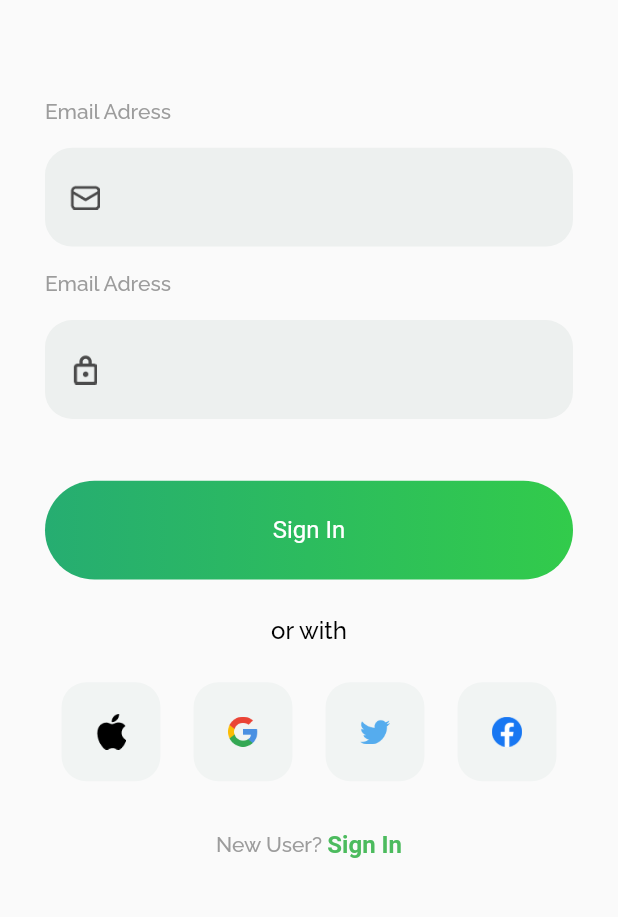
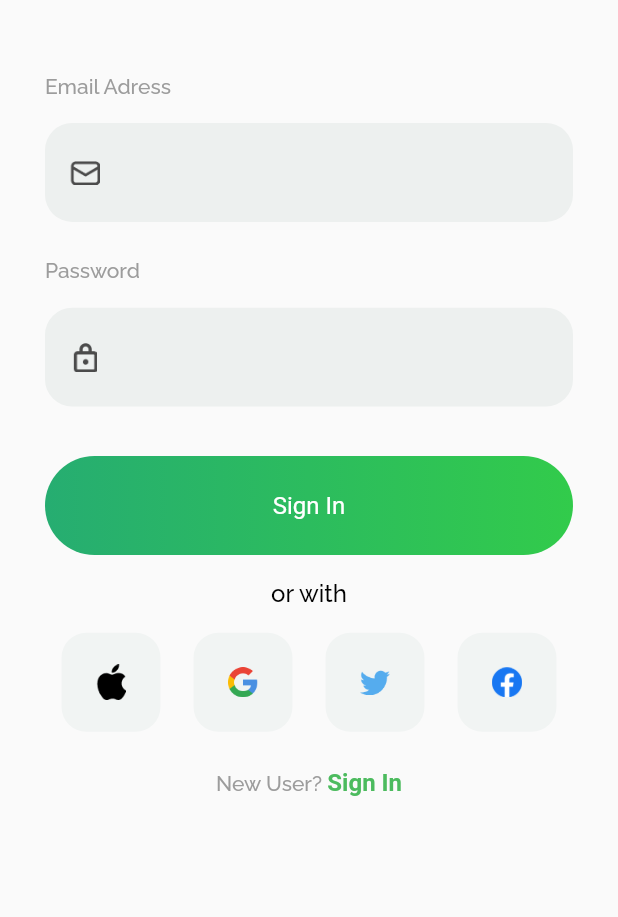
Before and after one commit to ahadjonovss/grofast, a Flutter app: the LoginPage screen opened directly, on a phone screen of 412 x 824 dp, the part 286-1203 px from its top. Run offline on Flutter 3.47's test engine with Material 2 defaults, Android fonts, the phone set to English and light mode, and no system bars; drawn by our look-alikes of keyboard_dismisser, zoom_tap_animation; our stand-ins replace cloud_firestore, email_validator, get_it, google_fonts, smooth_page_indicator; accounts and stored records are empty.

Commit message:
login page ui done

```diff
--- a/lib/main.dart
+++ b/lib/main.dart
@@ -1,10 +1,16 @@
 import 'package:flutter/material.dart';
 import 'package:grofast/utils/instances/app_instances.dart';
 import 'package:grofast/utils/routes/app_routes.dart';
+import 'package:grofast/view_models/authorization_view_model.dart';
+import 'package:provider/provider.dart';
 
 void main() {
   setUpLocators();
-  runApp(const MyApp());
+  runApp( MultiProvider(
+    providers: [
+      ChangeNotifierProvider(create: (_)=>AuthorizationViewModel())
+    ],
+      child: MyApp()));
 }
 
 class MyApp extends StatelessWidget {
--- a/lib/ui/authorization/login_page.dart
+++ b/lib/ui/authorization/login_page.dart
@@ -6,8 +6,9 @@ import 'package:grofast/ui/authorization/widgets/text_field.dart';
 import 'package:grofast/utils/constants/colors.dart';
 import 'package:grofast/utils/constants/image.dart';
 import 'package:grofast/utils/routes/app_routes.dart';
+import 'package:grofast/view_models/authorization_view_model.dart';
 import 'package:keyboard_dismisser/keyboard_dismisser.dart';
-import 'package:zoom_tap_animation/zoom_tap_animation.dart';
+import 'package:provider/provider.dart';
 import '../../utils/constants/text_styles.dart';
 
 class LoginPage extends StatelessWidget {
@@ -21,31 +22,41 @@ class LoginPage extends StatelessWidget {
     return KeyboardDismisser(
       child: Scaffold(
         body: SafeArea(
+          child: SingleChildScrollView(
             child: Container(
               height: MediaQuery.of(context).size.height,
               width: MediaQuery.of(context).size.width,
               padding: const EdgeInsets.all(30),
-            child: Column(
+              child: Consumer<AuthorizationViewModel>(
+                builder: (context, value, child) => Column(
                   crossAxisAlignment: CrossAxisAlignment.start,
                   children: [
-                ArrowBack(),
+                    const ArrowBack(),
                     SizedBox(height: MediaQuery.of(context).size.height*0.07),
                     Text("Welcome back\nto Grofast!",style: TextStyles.defaultStyle,),
-                SizedBox(height: MediaQuery.of(context).size.height*0.08),
+                    SizedBox(height: MediaQuery.of(context).size.height*0.06),
                     Text("Email Adress",style: TextStyles.fs14Cgrey),
                     SizedBox(height: MediaQuery.of(context).size.height*0.02),
                     CustomTextField(controller: emailController,icon: AppImages.email,),
+                    SizedBox(height: MediaQuery.of(context).size.height*0.01,),
+                    Visibility(
+                        visible: value.isInvalidEmail,
+                        child: const Text("Invalid email",style: TextStyle(color: Colors.red),)),
                     SizedBox(height: MediaQuery.of(context).size.height*0.02),
-                Text("Email Adress",style: TextStyles.fs14Cgrey),
+                    Text("Password",style: TextStyles.fs14Cgrey),
                     SizedBox(height: MediaQuery.of(context).size.height*0.02),
                     CustomTextField(controller: passwordController,icon: AppImages.lock,),
-                SizedBox(height: MediaQuery.of(context).size.height*0.05),
-                AuthButton(title: "Sign In"),
+                    SizedBox(height: MediaQuery.of(context).size.height*0.01,),
+                    Visibility(
+                        visible:value.isInvalidPassword,
+                        child:  const Text("Invalid password",style: TextStyle(color: Colors.red),)),
                     SizedBox(height: MediaQuery.of(context).size.height*0.03),
+                    AuthButton(title: "Sign In",password: passwordController.text,email: emailController.text),
+                    SizedBox(height: MediaQuery.of(context).size.height*0.02),
                     Align(
                         alignment: Alignment.center,
                         child: Text("or with",style: TextStyles.fs16Cblack,)),
-                SizedBox(height: MediaQuery.of(context).size.height*0.03),
+                    SizedBox(height: MediaQuery.of(context).size.height*0.02),
                     Row(
                       mainAxisAlignment: MainAxisAlignment.spaceAround,
                       children: [
@@ -55,7 +66,7 @@ class LoginPage extends StatelessWidget {
                         AuthWithButton(icon: AppImages.facebook),
                       ],
                     ),
-                SizedBox(height: MediaQuery.of(context).size.height*0.04),
+                    SizedBox(height: MediaQuery.of(context).size.height*0.03),
                     Align(
                       alignment: Alignment.center,
                       child: Row(
@@ -70,12 +81,9 @@ class LoginPage extends StatelessWidget {
                         ],
                       ),
                     )
-
-
-
-
-
                   ],
+                ),
+              ),
             ),
           ),
         ),
--- a/lib/ui/authorization/widgets/auth_button.dart
+++ b/lib/ui/authorization/widgets/auth_button.dart
@@ -1,15 +1,21 @@
 import 'package:flutter/material.dart';
+import 'package:provider/provider.dart';
 import 'package:zoom_tap_animation/zoom_tap_animation.dart';
-
 import '../../../utils/constants/colors.dart';
+import '../../../view_models/authorization_view_model.dart';
 
 class AuthButton extends StatelessWidget {
+  String email;
+  String password;
   String title;
-  AuthButton({required this.title,Key? key}) : super(key: key);
+  AuthButton({required this.password,required this.email,required this.title,Key? key}) : super(key: key);
 
   @override
   Widget build(BuildContext context) {
     return ZoomTapAnimation(
+      onTap: (){
+        context.read<AuthorizationViewModel>().checkInvalidity(email, password);
+      },
       child: Container(
         height: MediaQuery.of(context).size.height*0.08,
         width: MediaQuery.of(context).size.width,
@@ -22,7 +28,7 @@ class AuthButton extends StatelessWidget {
             ),
             borderRadius: BorderRadius.circular(MediaQuery.of(context).size.height*0.2)
         ),
-        child:  Center(child: Text(title,style: TextStyle(color: Colors.white,fontSize: 16),)),
+        child:  Center(child: Text(title,style: const TextStyle(color: Colors.white,fontSize: 16),)),
       ),
     );
   }
--- a/lib/view_models/authorization_view_model.dart
+++ b/lib/view_models/authorization_view_model.dart
@@ -1,3 +1,4 @@
+import 'package:email_validator/email_validator.dart';
 import 'package:flutter/material.dart';
 import 'package:grofast/data/models/user_model.dart';
 import 'package:grofast/data/repositories/authorization_repository.dart';
@@ -5,7 +6,19 @@ import 'package:grofast/utils/instances/app_instances.dart';
 
 class AuthorizationViewModel extends ChangeNotifier{
 
+  bool isInvalidPassword=false;
+  bool isInvalidEmail=false;
+
 
   addUser(UserModel newUser)=>myLocator<AuthorizationRepository>().addUser(newUser);
 
+  checkInvalidity(String email,String password){
+    isInvalidEmail=!EmailValidator.validate(email);
+    isInvalidPassword=false;
+    if(password.isEmpty){
+      isInvalidPassword=true;
+    }
+    notifyListeners();
+  }
+
 }
--- a/pubspec.yaml
+++ b/pubspec.yaml
@@ -22,6 +22,8 @@ dependencies:
   google_fonts: ^3.0.1
   keyboard_dismisser: ^3.0.0
   zoom_tap_animation: ^1.1.0
+  email_validator: ^2.1.17
+
 
 dev_dependencies:
   flutter_test:
```
Also changed, not shown: pubspec.lock. Lines whose indentation alone changed are shown as unchanged.
